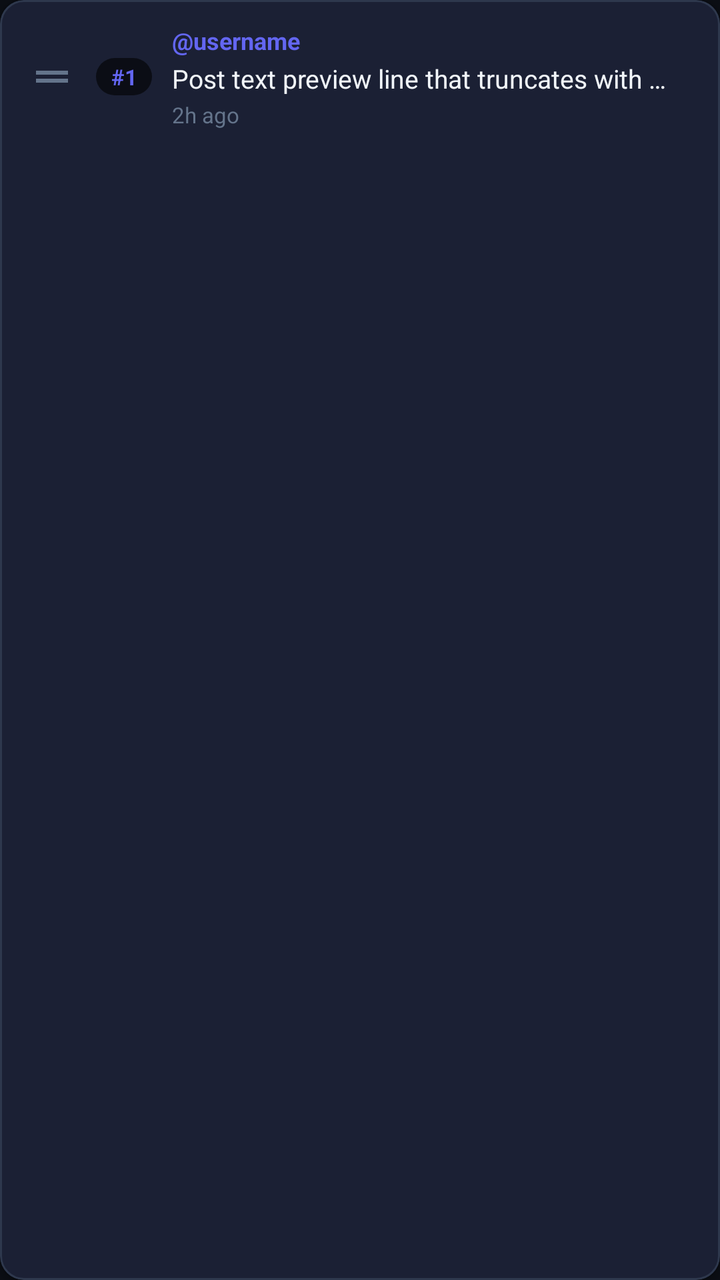
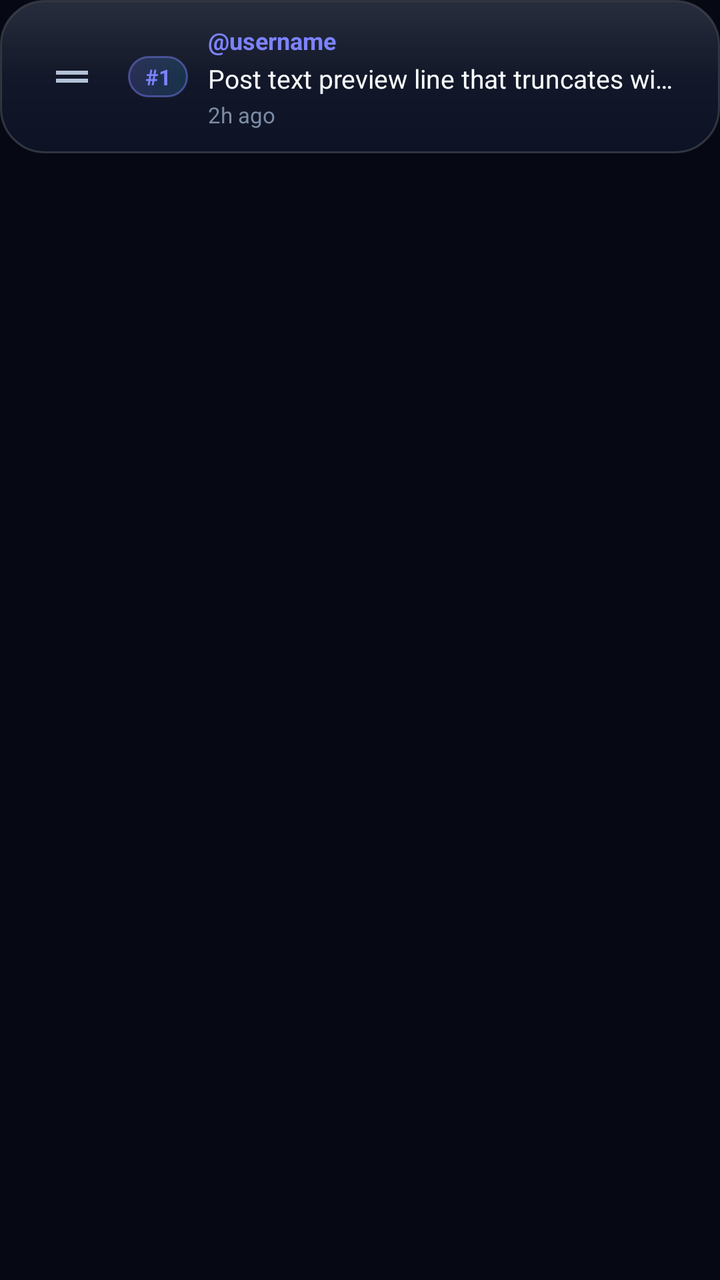

Before-and-after screenshots of an Android layout around one commit, followed by the original layout XML and the change that was made.
<!-- AndroidManifest.xml: application theme Theme.PersonaNet -->
<!-- res/layout/item_post_organizer.xml -->
<?xml version="1.0" encoding="utf-8"?>
<com.google.android.material.card.MaterialCardView xmlns:android="http://schemas.android.com/apk/res/android"
    xmlns:app="http://schemas.android.com/apk/res-auto"
    android:id="@+id/card_organizer_block"
    android:layout_width="match_parent"
    android:layout_height="wrap_content"
    android:layout_marginHorizontal="12dp"
    android:layout_marginVertical="5dp"
    android:clickable="true"
    android:focusable="true"
    app:cardBackgroundColor="@color/surface_card"
    app:cardCornerRadius="12dp"
    app:cardElevation="2dp"
    app:strokeColor="@color/border_divider"
    app:strokeWidth="1dp">

    <LinearLayout
        android:layout_width="match_parent"
        android:layout_height="wrap_content"
        android:gravity="center_vertical"
        android:orientation="horizontal"
        android:padding="12dp">

        
        <ImageView
            android:id="@+id/image_drag_handle"
            android:layout_width="28dp"
            android:layout_height="28dp"
            android:contentDescription="Drag Handle"
            android:padding="2dp"
            android:src="@drawable/ic_drag_handle"
            app:tint="@color/text_tertiary" />

        
        <TextView
            android:id="@+id/text_organizer_position"
            android:layout_width="wrap_content"
            android:layout_height="wrap_content"
            android:layout_marginStart="8dp"
            android:background="@drawable/bg_counter_pill"
            android:minWidth="28dp"
            android:paddingHorizontal="6dp"
            android:paddingVertical="2dp"
            android:text="#1"
            android:textAlignment="center"
            android:textColor="@color/indigo_primary"
            android:textSize="11sp"
            android:textStyle="bold" />

        
        <LinearLayout
            android:layout_width="0dp"
            android:layout_height="wrap_content"
            android:layout_marginStart="10dp"
            android:layout_marginEnd="8dp"
            android:layout_weight="1"
            android:orientation="vertical">

            <TextView
                android:id="@+id/text_organizer_author"
                android:layout_width="wrap_content"
                android:layout_height="wrap_content"
                android:ellipsize="end"
                android:maxLines="1"
                android:text="@username"
                android:textColor="@color/indigo_primary"
                android:textSize="12sp"
                android:textStyle="bold" />

            <TextView
                android:id="@+id/text_organizer_content"
                android:layout_width="match_parent"
                android:layout_height="wrap_content"
                android:layout_marginTop="2dp"
                android:ellipsize="end"
                android:maxLines="1"
                android:text="Post text preview line that truncates with ellipsis..."
                android:textColor="@color/text_primary"
                android:textSize="13sp" />

            <TextView
                android:id="@+id/text_organizer_meta"
                android:layout_width="wrap_content"
                android:layout_height="wrap_content"
                android:layout_marginTop="2dp"
                android:text="2h ago"
                android:textColor="@color/text_tertiary"
                android:textSize="11sp" />
        </LinearLayout>

        
        <com.google.android.material.imageview.ShapeableImageView
            android:id="@+id/image_organizer_thumbnail"
            android:layout_width="48dp"
            android:layout_height="48dp"
            android:background="@color/surface_elevated"
            android:contentDescription="Post thumbnail"
            android:scaleType="centerCrop"
            android:visibility="gone"
            app:shapeAppearanceOverlay="@style/ShapeAppearance.PersonaNet.RoundedCard" />

    </LinearLayout>
</com.google.android.material.card.MaterialCardView>
<!-- resources referenced by this layout -->
<resources>
  <color name="border_divider">#2E384D</color>
  <color name="indigo_primary">#6366F1</color>
  <color name="surface_card">#161B26</color>
  <color name="surface_elevated">#1F2637</color>
  <color name="text_primary">#F1F5F9</color>
  <color name="text_tertiary">#64748B</color>
  <!-- drawable bg_counter_pill (drawable) -->
  <?xml version="1.0" encoding="utf-8"?>
  <shape xmlns:android="http://schemas.android.com/apk/res/android"
      android:shape="rectangle">
      <solid android:color="#99000000" />
      <corners android:radius="12dp" />
      <padding
          android:left="8dp"
          android:top="3dp"
          android:right="8dp"
          android:bottom="3dp" />
  </shape>
  <style name="ShapeAppearance.PersonaNet.RoundedCard" parent="ShapeAppearance.Material3.Corner.Medium">
          <item name="cornerSize">10dp</item>
      </style>
  <style name="Theme.PersonaNet" parent="Theme.Material3.DayNight.NoActionBar">
          
          <item name="colorPrimary">@color/indigo_primary</item>
          <item name="colorOnPrimary">@color/white</item>
          <item name="colorPrimaryContainer">@color/surface_elevated</item>
          <item name="colorOnPrimaryContainer">@color/text_primary</item>
          
          <item name="colorSecondary">@color/violet_accent</item>
          <item name="colorOnSecondary">@color/white</item>
  
          
          <item name="android:windowBackground">@color/bg_midnight</item>
          <item name="colorSurface">@color/surface_card</item>
          <item name="colorOnSurface">@color/text_primary</item>
          <item name="colorSurfaceVariant">@color/surface_elevated</item>
          <item name="colorOnSurfaceVariant">@color/text_secondary</item>
  
          
          <item name="android:statusBarColor">@color/bg_midnight</item>
          <item name="android:navigationBarColor">@color/bg_midnight</item>
          <item name="android:windowLightStatusBar">false</item>
          <item name="android:windowLightNavigationBar">false</item>
  
          <item name="android:textColorPrimary">@color/text_primary</item>
          <item name="android:textColorSecondary">@color/text_secondary</item>
      </style>
  <color name="violet_accent">#8B5CF6</color>
  <color name="bg_midnight">#0B0E14</color>
  <color name="text_secondary">#94A3B8</color>
  <!-- unchanged entries left out for length: 2 -->
</resources>

<!-- the commit's change to res/layout/item_post_organizer.xml (unified diff, before → after) -->
@@ -8,15 +8,17 @@
     android:layout_marginVertical="5dp"
     android:clickable="true"
     android:focusable="true"
-    app:cardBackgroundColor="@color/surface_card"
-    app:cardCornerRadius="12dp"
-    app:cardElevation="2dp"
-    app:strokeColor="@color/border_divider"
-    app:strokeWidth="1dp">
+    app:cardBackgroundColor="@android:color/transparent"
+    app:cardCornerRadius="@dimen/glass_radius_panel"
+    app:cardElevation="0dp"
+    app:rippleColor="@color/ripple_color"
+    app:strokeWidth="0dp">
 
     <LinearLayout
+        android:id="@+id/layout_organizer_block_inner"
         android:layout_width="match_parent"
         android:layout_height="wrap_content"
+        android:background="@drawable/bg_glass_card"
         android:gravity="center_vertical"
         android:orientation="horizontal"
         android:padding="12dp">
@@ -24,23 +26,23 @@
         
         <ImageView
             android:id="@+id/image_drag_handle"
-            android:layout_width="28dp"
-            android:layout_height="28dp"
+            android:layout_width="48dp"
+            android:layout_height="48dp"
             android:contentDescription="Drag Handle"
-            android:padding="2dp"
+            android:padding="12dp"
             android:src="@drawable/ic_drag_handle"
-            app:tint="@color/text_tertiary" />
+            app:tint="@color/text_secondary" />
 
         
         <TextView
             android:id="@+id/text_organizer_position"
             android:layout_width="wrap_content"
             android:layout_height="wrap_content"
-            android:layout_marginStart="8dp"
-            android:background="@drawable/bg_counter_pill"
-            android:minWidth="28dp"
-            android:paddingHorizontal="6dp"
-            android:paddingVertical="2dp"
+            android:layout_marginStart="4dp"
+            android:background="@drawable/bg_glass_pill_accent"
+            android:minWidth="30dp"
+            android:paddingHorizontal="8dp"
+            android:paddingVertical="3dp"
             android:text="#1"
             android:textAlignment="center"
             android:textColor="@color/indigo_primary"
@@ -93,8 +95,9 @@
             android:id="@+id/image_organizer_thumbnail"
             android:layout_width="48dp"
             android:layout_height="48dp"
-            android:background="@color/surface_elevated"
+            android:background="@drawable/bg_glass_media_frame"
             android:contentDescription="Post thumbnail"
+            android:padding="1dp"
             android:scaleType="centerCrop"
             android:visibility="gone"
             app:shapeAppearanceOverlay="@style/ShapeAppearance.PersonaNet.RoundedCard" />
<!-- resource entries referenced after the edit -->
@@ -1,25 +1,82 @@
 <!-- resources referenced by this layout -->
 <resources>
-  <color name="border_divider">#2E384D</color>
-  <color name="indigo_primary">#6366F1</color>
-  <color name="surface_card">#161B26</color>
-  <color name="surface_elevated">#1F2637</color>
-  <color name="text_primary">#F1F5F9</color>
-  <color name="text_tertiary">#64748B</color>
-  <!-- drawable bg_counter_pill (drawable) -->
+  <color name="border_divider">#29FFFFFF</color>
+  <color name="glass_sheen_none">#00FFFFFF</color>
+  <color name="bg_canvas_deep">#04060D</color>
+  <dimen name="glass_radius_media">16dp</dimen>
+  <color name="glass_border_subtle">#1AFFFFFF</color>
+  <color name="ripple_accent">#407C83FF</color>
+  <dimen name="glass_radius_pill">28dp</dimen>
+  <color name="glass_border_accent">#737C83FF</color>
+  <color name="indigo_primary">#7C83FF</color>
+  <color name="ripple_color">#38FFFFFF</color>
+  <color name="surface_card">#B311182B</color>
+  <dimen name="glass_radius_card">22dp</dimen>
+  <dimen name="glass_stroke_width">1dp</dimen>
+  <color name="surface_elevated">#CC19223B</color>
+  <color name="text_primary">#F8FAFC</color>
+  <color name="text_tertiary">#7C8CA6</color>
+  <dimen name="glass_radius_panel">20dp</dimen>
+  <!-- drawable bg_glass_card (drawable) -->
+  <?xml version="1.0" encoding="utf-8"?>
+  <layer-list xmlns:android="http://schemas.android.com/apk/res/android">
+      
+      <item>
+          <shape android:shape="rectangle">
+              <solid android:color="@color/surface_card" />
+              <corners android:radius="@dimen/glass_radius_card" />
+              <stroke
+                  android:width="@dimen/glass_stroke_width"
+                  android:color="@color/border_divider" />
+          </shape>
+      </item>
+      
+      <item
+          android:left="1dp"
+          android:right="1dp"
+          android:top="1dp"
+          android:bottom="1dp">
+          <shape android:shape="rectangle">
+              <gradient
+                  android:angle="270"
+                  android:startColor="#1CFFFFFF"
+                  android:centerColor="#05FFFFFF"
+                  android:endColor="@color/glass_sheen_none"
+                  android:type="linear" />
+              <corners android:radius="21dp" />
+          </shape>
+      </item>
+  </layer-list>
+  <!-- drawable bg_glass_media_frame (drawable) -->
   <?xml version="1.0" encoding="utf-8"?>
   <shape xmlns:android="http://schemas.android.com/apk/res/android"
       android:shape="rectangle">
-      <solid android:color="#99000000" />
-      <corners android:radius="12dp" />
-      <padding
-          android:left="8dp"
-          android:top="3dp"
-          android:right="8dp"
-          android:bottom="3dp" />
+      <solid android:color="@color/bg_canvas_deep" />
+      <corners android:radius="@dimen/glass_radius_media" />
+      <stroke
+          android:width="1dp"
+          android:color="@color/glass_border_subtle" />
   </shape>
+  <!-- drawable bg_glass_pill_accent (drawable) -->
+  <?xml version="1.0" encoding="utf-8"?>
+  <ripple xmlns:android="http://schemas.android.com/apk/res/android"
+      android:color="@color/ripple_accent">
+      <item>
+          <shape android:shape="rectangle">
+              <gradient
+                  android:angle="0"
+                  android:startColor="#337C83FF"
+                  android:endColor="#2938BDF8"
+                  android:type="linear" />
+              <corners android:radius="@dimen/glass_radius_pill" />
+              <stroke
+                  android:width="1dp"
+                  android:color="@color/glass_border_accent" />
+          </shape>
+      </item>
+  </ripple>
   <style name="ShapeAppearance.PersonaNet.RoundedCard" parent="ShapeAppearance.Material3.Corner.Medium">
-          <item name="cornerSize">10dp</item>
+          <item name="cornerSize">14dp</item>
       </style>
   <style name="Theme.PersonaNet" parent="Theme.Material3.DayNight.NoActionBar">
           
@@ -27,9 +84,11 @@
           <item name="colorOnPrimary">@color/white</item>
           <item name="colorPrimaryContainer">@color/surface_elevated</item>
           <item name="colorOnPrimaryContainer">@color/text_primary</item>
-          
+  
           <item name="colorSecondary">@color/violet_accent</item>
           <item name="colorOnSecondary">@color/white</item>
+          <item name="colorSecondaryContainer">@color/indigo_glow</item>
+          <item name="colorOnSecondaryContainer">@color/text_primary</item>
   
           
           <item name="android:windowBackground">@color/bg_midnight</item>
@@ -37,19 +96,84 @@
           <item name="colorOnSurface">@color/text_primary</item>
           <item name="colorSurfaceVariant">@color/surface_elevated</item>
           <item name="colorOnSurfaceVariant">@color/text_secondary</item>
+          <item name="colorOutline">@color/border_divider</item>
+          <item name="colorControlHighlight">@color/ripple_color</item>
   
           
-          <item name="android:statusBarColor">@color/bg_midnight</item>
-          <item name="android:navigationBarColor">@color/bg_midnight</item>
+          <item name="android:statusBarColor">@android:color/transparent</item>
+          <item name="android:navigationBarColor">@android:color/transparent</item>
           <item name="android:windowLightStatusBar">false</item>
           <item name="android:windowLightNavigationBar">false</item>
+          <item name="android:enforceNavigationBarContrast">false</item>
+          <item name="android:enforceStatusBarContrast">false</item>
   
           <item name="android:textColorPrimary">@color/text_primary</item>
           <item name="android:textColorSecondary">@color/text_secondary</item>
+          <item name="android:textColorHint">@color/text_tertiary</item>
+  
+          
+          <item name="alertDialogTheme">@style/Theme.PersonaNet.AlertDialog</item>
+          <item name="materialAlertDialogTheme">@style/Theme.PersonaNet.AlertDialog</item>
       </style>
-  <color name="violet_accent">#8B5CF6</color>
-  <color name="bg_midnight">#0B0E14</color>
-  <color name="text_secondary">#94A3B8</color>
+  <color name="violet_accent">#A78BFA</color>
+  <color name="indigo_glow">#387C83FF</color>
+  <color name="bg_midnight">#060913</color>
+  <style name="Theme.PersonaNet.AlertDialog" parent="ThemeOverlay.Material3.MaterialAlertDialog">
+          <item name="android:windowBackground">@drawable/bg_glass_dialog</item>
+          <item name="android:windowAnimationStyle">@style/GlassDialogAnimation</item>
+          <item name="android:backgroundDimAmount">0.60</item>
+          <item name="colorSurface">@color/glass_surface_dialog</item>
+          <item name="colorOnSurface">@color/text_primary</item>
+          <item name="colorPrimary">@color/indigo_primary</item>
+          <item name="buttonBarPositiveButtonStyle">@style/Widget.PersonaNet.DialogButton.Positive</item>
+          <item name="buttonBarNegativeButtonStyle">@style/Widget.PersonaNet.DialogButton.Negative</item>
+          <item name="buttonBarNeutralButtonStyle">@style/Widget.PersonaNet.DialogButton.Negative</item>
+      </style>
+  <!-- drawable bg_glass_dialog (drawable) -->
+  <?xml version="1.0" encoding="utf-8"?>
+  <layer-list xmlns:android="http://schemas.android.com/apk/res/android">
+      <item>
+          <shape android:shape="rectangle">
+              <solid android:color="@color/glass_surface_dialog" />
+              <corners android:radius="@dimen/glass_radius_dialog" />
+              <stroke
+                  android:width="1dp"
+                  android:color="@color/glass_border_bright" />
+          </shape>
+      </item>
+      <item
+          android:left="1dp"
+          android:right="1dp"
+          android:top="1dp"
+          android:bottom="1dp">
+          <shape android:shape="rectangle">
+              <gradient
+                  android:angle="270"
+                  android:startColor="#26FFFFFF"
+                  android:centerColor="#08FFFFFF"
+                  android:endColor="@color/glass_sheen_none"
+                  android:type="linear" />
+              <corners android:radius="25dp" />
+          </shape>
+      </item>
+  </layer-list>
+  <style name="GlassDialogAnimation">
+          <item name="android:windowEnterAnimation">@anim/glass_dialog_in</item>
+          <item name="android:windowExitAnimation">@anim/glass_dialog_out</item>
+      </style>
+  <color name="glass_surface_dialog">#EB11182B</color>
+  <style name="Widget.PersonaNet.DialogButton.Positive" parent="Widget.Material3.Button.TextButton.Dialog">
+          <item name="android:textColor">@color/indigo_primary</item>
+          <item name="android:textStyle">bold</item>
+          <item name="rippleColor">@color/ripple_accent</item>
+      </style>
+  <style name="Widget.PersonaNet.DialogButton.Negative" parent="Widget.Material3.Button.TextButton.Dialog">
+          <item name="android:textColor">@color/text_secondary</item>
+          <item name="rippleColor">@color/ripple_color</item>
+      </style>
+  <dimen name="glass_radius_dialog">26dp</dimen>
+  <color name="glass_border_bright">#40FFFFFF</color>
+  <color name="text_secondary">#B4C2D8</color>
   <!-- unchanged entries left out for length: 2 -->
 </resources>
 
